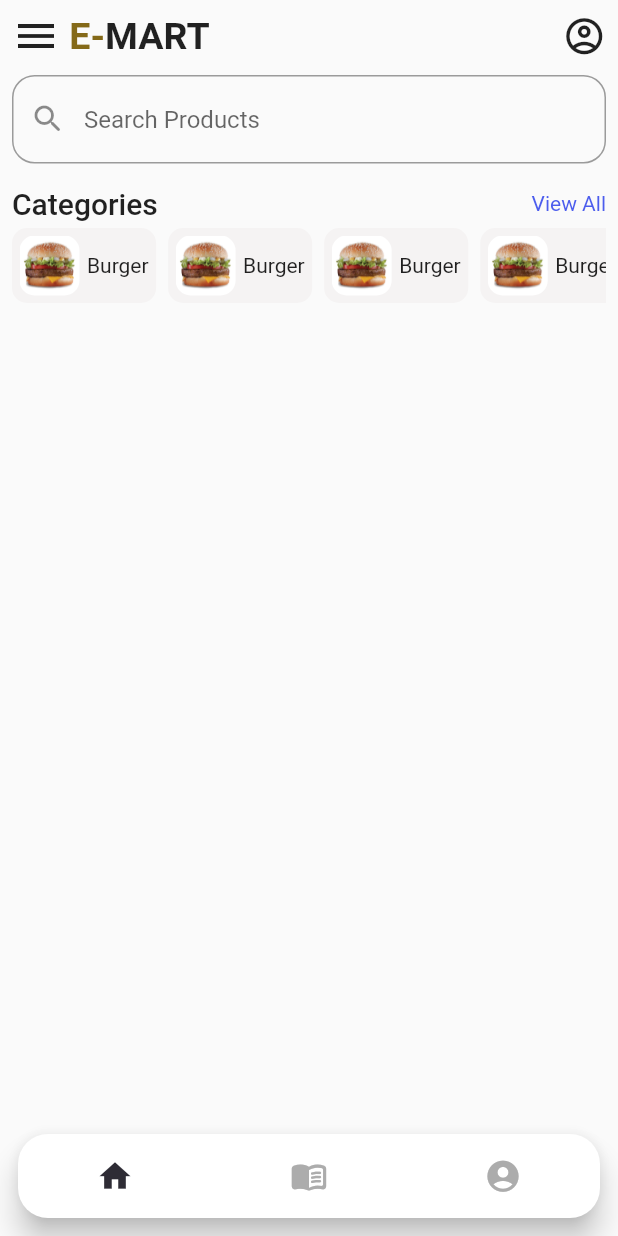
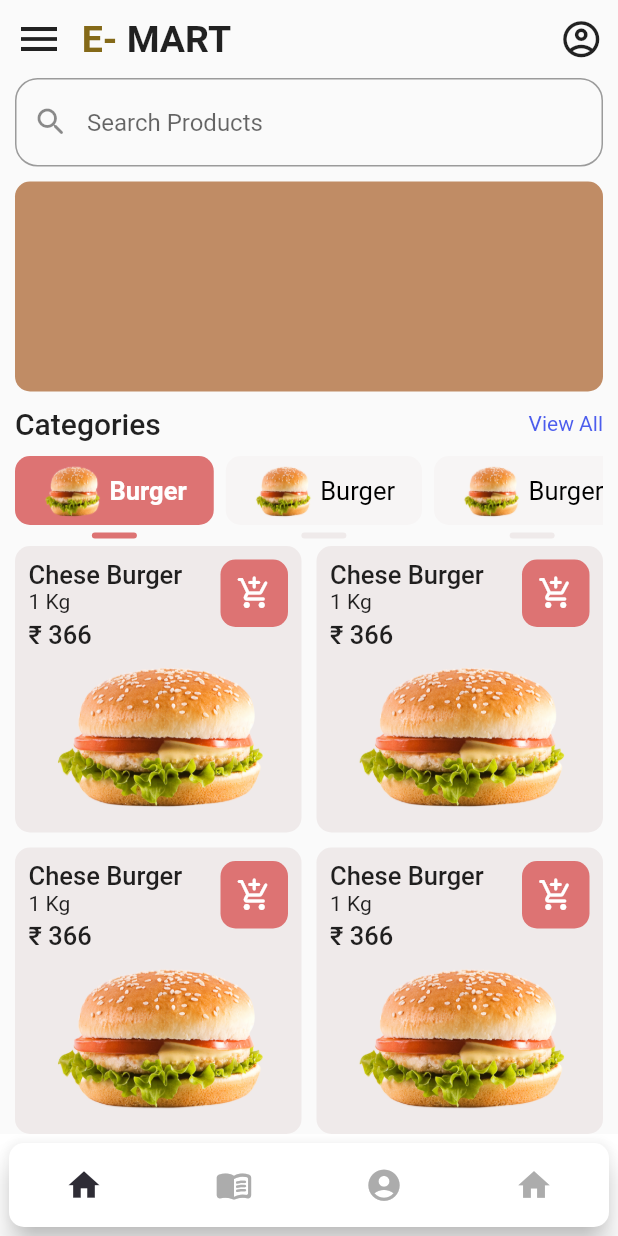
Before and after one commit to muhammadRiyazz/E-Mart, a Flutter app: the screen it shows after launch, on a phone screen of 412 x 824 dp. Run offline on Flutter 3.47's test engine with Material 2 defaults, Android fonts, the phone set to English and light mode, and no system bars; drawn by our look-alikes of custom_navigation_bar.

Commit message:
home page UI

```diff
--- a/lib/core/constands/colors.dart
+++ b/lib/core/constands/colors.dart
@@ -0,0 +1,7 @@
+import 'package:flutter/material.dart';
+
+const cblack = Colors.black;
+const cwhite = Colors.white;
+const cyellow = Colors.yellow;
+const cmain = Color.fromARGB(255, 221, 115, 115);
+const cmainwhite = Color.fromARGB(255, 239, 234, 234);
--- a/lib/main.dart
+++ b/lib/main.dart
@@ -1,4 +1,4 @@
-import 'package:emart/presendation/navigation.dart';
+import 'package:emart/presendation/Navigation/navigation.dart';
 import 'package:flutter/material.dart';
 
 void main() {
@@ -11,10 +11,7 @@ class MyApp extends StatelessWidget {
   @override
   Widget build(BuildContext context) {
     return MaterialApp(
-      title: 'Flutter Demo',
-      theme: ThemeData(
-        primarySwatch: Colors.blue,
-      ),
+      debugShowCheckedModeBanner: false,
       home: Navigation(),
     );
   }
--- a/lib/presendation/navigation.dart
+++ b/lib/presendation/Navigation/navigation.dart
@@ -1,8 +1,8 @@
 import 'package:custom_navigation_bar/custom_navigation_bar.dart';
 import 'package:emart/presendation/screen_home/screen_home_.dart';
 import 'package:flutter/material.dart';
-import 'package:flutter/src/widgets/container.dart';
-import 'package:flutter/src/widgets/framework.dart';
+
+import '../../core/constands/colors.dart';
 
 class Navigation extends StatelessWidget {
   Navigation({super.key});
@@ -11,17 +11,22 @@ class Navigation extends StatelessWidget {
     ScreenHome(),
     ScreenHome(),
     ScreenHome(),
+    ScreenHome(),
   ];
   @override
   Widget build(BuildContext context) {
     return Scaffold(
-      //  backgroundColor: Colors.black,
+      backgroundColor: cwhite,
       bottomNavigationBar: Bottumnavigation(),
       body: SafeArea(
         child: ValueListenableBuilder(
           valueListenable: IndexValueNotifier,
           builder: (context, int index, child) {
-            return pages[index];
+            return Scaffold(
+              body: Padding(
+                  child: pages[index],
+                  padding: EdgeInsets.only(top: 10, left: 10, right: 10)),
+            );
           },
         ),
       ),
@@ -42,13 +47,13 @@ class Bottumnavigation extends StatelessWidget {
       valueListenable: IndexValueNotifier,
       builder: (context, newindex, child) {
         return Padding(
-          padding: const EdgeInsets.all(12.0),
+          padding: const EdgeInsets.all(6),
           child: CustomNavigationBar(
               currentIndex: newindex,
               onTap: (index) {
                 IndexValueNotifier.value = index;
               },
-              borderRadius: const Radius.circular(20.0),
+              borderRadius: const Radius.circular(10.0),
               iconSize: 25,
               selectedColor: const Color.fromARGB(255, 46, 44, 53),
               strokeColor: const Color(0x30040307),
@@ -64,6 +69,9 @@ class Bottumnavigation extends StatelessWidget {
                 CustomNavigationBarItem(
                   icon: const Icon(Icons.account_circle),
                 ),
+                CustomNavigationBarItem(
+                  icon: const Icon(Icons.home),
+                ),
               ]),
         );
       },
--- a/lib/presendation/screen_home/screen_home_.dart
+++ b/lib/presendation/screen_home/screen_home_.dart
@@ -1,26 +1,29 @@
+import 'package:emart/core/constands/colors.dart';
 import 'package:emart/presendation/screen_home/widgets/category_part.dart';
+import 'package:emart/presendation/screen_home/widgets/products_grid.dart';
 import 'package:emart/presendation/screen_home/widgets/title_part.dart';
 import 'package:flutter/cupertino.dart';
 import 'package:flutter/material.dart';
 import 'package:flutter/src/widgets/container.dart';
 import 'package:flutter/src/widgets/framework.dart';
+import 'package:flutter_staggered_grid_view/flutter_staggered_grid_view.dart';
 
 class ScreenHome extends StatelessWidget {
   const ScreenHome({super.key});
 
   @override
   Widget build(BuildContext context) {
-    return Scaffold(
-      //backgroundColor: Colors.blue,
-      body: SafeArea(
-          child: Padding(
-        padding: const EdgeInsets.all(8.0),
-        child: Column(
+    return
+        //backgroundColor: Colors.black,
+        Column(
       crossAxisAlignment: CrossAxisAlignment.start,
       children: [
         const TitlePaer(),
         Padding(
           padding: const EdgeInsets.symmetric(vertical: 10),
+          child: Row(
+            children: [
+              Expanded(
                 child: TextField(
                     decoration: InputDecoration(
                         prefixIcon: const Icon(Icons.search_rounded),
@@ -29,12 +32,23 @@ class ScreenHome extends StatelessWidget {
                             borderRadius: BorderRadius.circular(15)))),
               ),
               // Container(
-            //   decoration: BoxDecoration(
-            //       color: Colors.amber, borderRadius: BorderRadius.circular(10)),
-            //   height: 190,
-            // ),
+              //   color: Colors.black12,
+              //   child: Icon(
+              //     Icons.menu_open_sharp,
+              //   ),
+              //   width: 50,
+              // )
+            ],
+          ),
+        ),
+        Container(
+          decoration: BoxDecoration(
+              color: const Color.fromARGB(255, 192, 140, 101),
+              borderRadius: BorderRadius.circular(10)),
+          height: 140,
+        ),
         Padding(
-              padding: const EdgeInsets.symmetric(vertical: 5),
+          padding: const EdgeInsets.symmetric(vertical: 10),
           child: Row(
             mainAxisAlignment: MainAxisAlignment.spaceBetween,
             children: const [
@@ -52,24 +66,9 @@ class ScreenHome extends StatelessWidget {
             ],
           ),
         ),
-            SizedBox(
-              height: 50,
-              child: ListView.separated(
-                separatorBuilder: (context, index) {
-                  return const SizedBox(
-                    width: 8,
-                  );
-                },
-                itemCount: 10,
-                scrollDirection: Axis.horizontal,
-                itemBuilder: (context, index) {
-                  return const CategoryContainer();
-                },
-              ),
-            )
+        const SizedBox(height: 60, child: CategoryPart()),
+        ProductsGrid()
       ],
-        ),
-      )),
     );
   }
 }
--- a/lib/presendation/screen_home/widgets/category_part.dart
+++ b/lib/presendation/screen_home/widgets/category_part.dart
@@ -1,19 +1,47 @@
+import 'package:emart/core/constands/colors.dart';
 import 'package:flutter/material.dart';
+import 'package:flutter/src/widgets/framework.dart';
+import 'package:flutter/src/widgets/placeholder.dart';
 
-class CategoryContainer extends StatelessWidget {
-  const CategoryContainer({
-    super.key,
-  });
+class CategoryPart extends StatefulWidget {
+  const CategoryPart({super.key});
 
   @override
+  State<CategoryPart> createState() => _CategoryPartState();
+}
+
+int curredintex = 0;
+
+class _CategoryPartState extends State<CategoryPart> {
+  @override
   Widget build(BuildContext context) {
-    return Container(
+    return ListView.separated(
+      physics: ScrollPhysics(parent: AlwaysScrollableScrollPhysics()),
+      separatorBuilder: (context, index) {
+        return const SizedBox(
+          width: 8,
+        );
+      },
+      itemCount: 7,
+      scrollDirection: Axis.horizontal,
+      itemBuilder: (context, index) {
+        return Column(
+          children: [
+            InkWell(
+              onTap: () {
+                setState(() {
+                  curredintex = index;
+                });
+              },
+              child: Container(
                 padding: const EdgeInsets.symmetric(
-        vertical: 2,
-        horizontal: 5,
+                  vertical: 3,
+                  horizontal: 18,
                 ),
                 decoration: BoxDecoration(
-          color: Color.fromARGB(255, 245, 243, 243),
+                    color: index == curredintex
+                        ? Color.fromARGB(255, 221, 115, 115)
+                        : const Color.fromARGB(255, 247, 245, 245),
                     borderRadius: BorderRadius.circular(10)),
                 child: Row(
                   children: [
@@ -25,15 +53,38 @@ class CategoryContainer extends StatelessWidget {
                         child: ClipRRect(
                           borderRadius: BorderRadius.circular(10),
                           child: Image.asset(
-                  'lib/assets/2-2-burger-free-download-png.jpeg',
+                            'lib/assets/pngegg.png',
                             fit: BoxFit.fill,
                           ),
                         ),
                       ),
                     ),
-          const Text('Burger'),
+                    Text(
+                      'Burger',
+                      style: TextStyle(
+                          color: index == curredintex ? cwhite : cblack,
+                          fontSize: 17,
+                          fontWeight: index == curredintex
+                              ? FontWeight.bold
+                              : FontWeight.w400),
+                    ),
                   ],
                 ),
+              ),
+            ),
+            Padding(
+              padding: const EdgeInsets.all(5.0),
+              child: Container(
+                decoration: BoxDecoration(
+                    color: index == curredintex ? cmain : cmainwhite,
+                    borderRadius: BorderRadius.circular(5)),
+                height: 4,
+                width: 30,
+              ),
+            )
+          ],
+        );
+      },
     );
   }
 }
--- /dev/null
+++ b/lib/presendation/screen_home/widgets/products_grid.dart
@@ -0,0 +1,75 @@
+import 'package:emart/core/constands/colors.dart';
+import 'package:flutter/material.dart';
+
+class ProductsGrid extends StatelessWidget {
+  const ProductsGrid({
+    super.key,
+  });
+
+  @override
+  Widget build(BuildContext context) {
+    return Expanded(
+      child: GridView.builder(
+        physics: ScrollPhysics(),
+        itemCount: 6,
+        itemBuilder: (context, index) {
+          return Container(
+            padding: EdgeInsets.all(9),
+            decoration: BoxDecoration(
+                color: cmainwhite, borderRadius: BorderRadius.circular(10)),
+            child: Column(
+              crossAxisAlignment: CrossAxisAlignment.center,
+              mainAxisAlignment: MainAxisAlignment.spaceBetween,
+              children: [
+                Row(
+                  crossAxisAlignment: CrossAxisAlignment.start,
+                  mainAxisAlignment: MainAxisAlignment.spaceBetween,
+                  children: [
+                    Column(
+                      crossAxisAlignment: CrossAxisAlignment.start,
+                      children: const [
+                        Text(
+                          'Chese Burger',
+                          style: TextStyle(
+                              fontSize: 17, fontWeight: FontWeight.w500),
+                        ),
+                        Text('1 Kg'),
+                        Padding(
+                          padding: EdgeInsets.only(top: 4),
+                          child: Text(
+                            '₹ 366',
+                            style: TextStyle(
+                                fontSize: 17, fontWeight: FontWeight.w500),
+                          ),
+                        ),
+                      ],
+                    ),
+                    Container(
+                      height: 45,
+                      width: 45,
+                      decoration: BoxDecoration(
+                          color: cmain,
+                          borderRadius: BorderRadius.circular(10)),
+                      child: Icon(
+                        Icons.add_shopping_cart_rounded,
+                        color: cwhite,
+                      ),
+                    )
+                  ],
+                ),
+                Expanded(
+                  child: Image.asset(
+                    'lib/assets/pngegg.png',
+                    fit: BoxFit.fill,
+                  ),
+                ),
+              ],
+            ),
+          );
+        },
+        gridDelegate: const SliverGridDelegateWithFixedCrossAxisCount(
+            crossAxisCount: 2, crossAxisSpacing: 10.0, mainAxisSpacing: 10.0),
+      ),
+    );
+  }
+}
--- a/lib/presendation/screen_home/widgets/title_part.dart
+++ b/lib/presendation/screen_home/widgets/title_part.dart
@@ -20,7 +20,7 @@ class TitlePaer extends StatelessWidget {
           ),
         ),
         const Text(
-          ' E-',
+          '  E- ',
           style: TextStyle(
               fontSize: 25,
               fontWeight: FontWeight.w700,
--- a/pubspec.yaml
+++ b/pubspec.yaml
@@ -37,6 +37,7 @@ dependencies:
   # Use with the CupertinoIcons class for iOS style icons.
   cupertino_icons: ^1.0.2
   custom_navigation_bar: ^0.8.2
+  flutter_staggered_grid_view: ^0.6.2
 
 
 dev_dependencies:
```
Also changed, not shown: lib/assets/2-2-burger-free-download-png.jpeg (deleted), lib/assets/pngegg.png (added), lib/assets/yy.png (deleted), pubspec.lock. Lines whose indentation alone changed are shown as unchanged.
